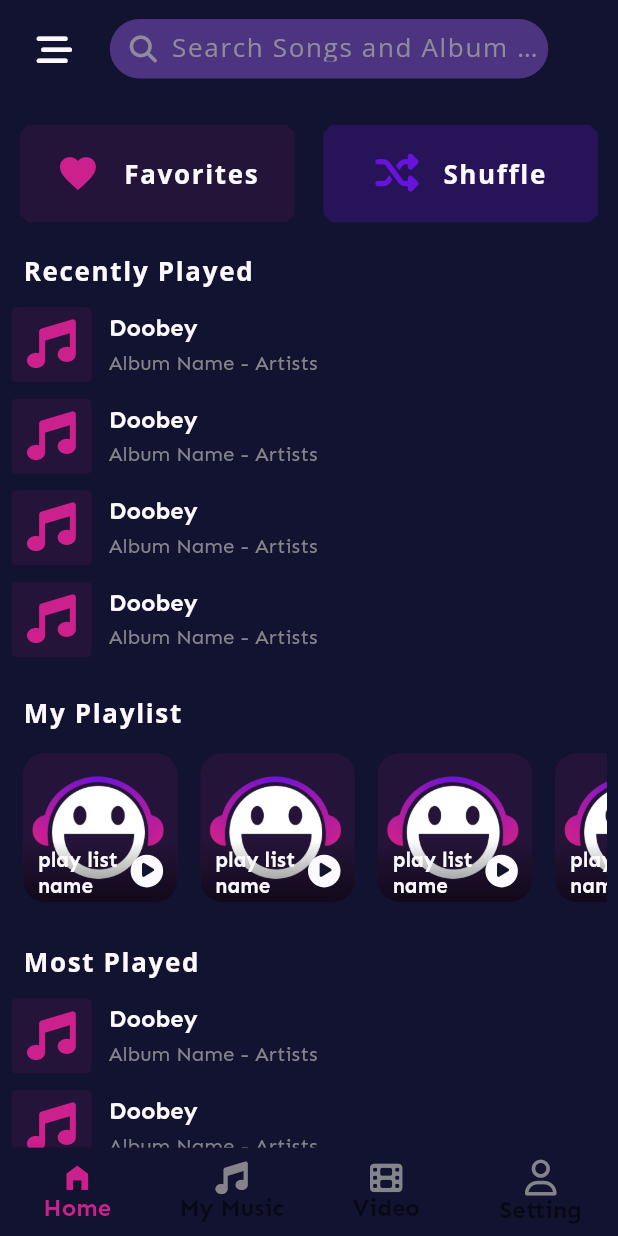
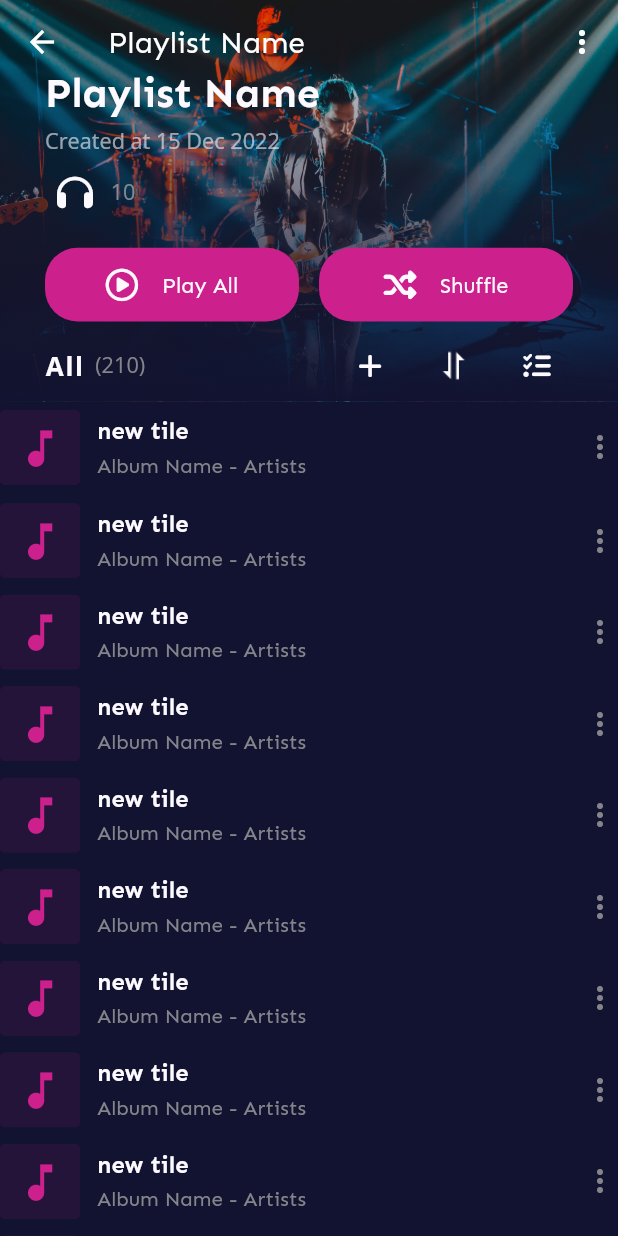
Before and after one commit to Sanaullh-Dev/bebop_music, a Flutter app: the screen it shows after launch, on a phone screen of 412 x 824 dp. Run offline on Flutter 3.47's test engine with Material 2 defaults, Android fonts, the phone set to English and light mode, and no system bars; our stand-ins replace flutter_screenutil, font_awesome_flutter.

Commit message:
playlist detail page design done

```diff
--- a/lib/main.dart
+++ b/lib/main.dart
@@ -1,8 +1,7 @@
-import 'package:bebop_music/pages/home/home_page.dart';
-import 'package:bebop_music/pages/main_screen.dart';
-import 'package:bebop_music/pages/my_music/my_music.dart';
+import 'package:bebop_music/pages/playlist_details/playlist_details.dart';
 import 'package:flutter/material.dart';
 import 'package:flutter_screenutil/flutter_screenutil.dart';
+import 'package:bebop_music/pages/main_screen.dart';
 
 void main() {
   runApp(const MyApp());
@@ -22,8 +21,8 @@ class MyApp extends StatelessWidget {
         title: 'Flutter Demo',
         debugShowCheckedModeBanner: false,
         theme: ThemeData(fontFamily: 'Sen'),
-        home: const SafeArea(child: MainScreen()),
-        // home: const SafeArea(child: HomePage()),
+        // home: const SafeArea(child: MainScreen()),
+        home: const SafeArea(child: PlaylistDetails()),
       ),
     );
   }
--- a/lib/pages/main_screen.dart
+++ b/lib/pages/main_screen.dart
@@ -26,36 +26,31 @@ class _MainScreenState extends State<MainScreen> {
           currentIndex: pageIndex,
           type: BottomNavigationBarType.fixed,
           backgroundColor: backgroundColor,
-          fixedColor: primaryColor,
           selectedLabelStyle: menuTextSelected,
-          unselectedLabelStyle: menuTextSelected.copyWith(color: Colors.red),
+          selectedItemColor: primaryColor,
+          unselectedItemColor: textLightColor,
+          unselectedLabelStyle: menuText,
           onTap: (index) => setState(() {
                 pageIndex = index;
               }),
           items: [
-            BottomNavigationBarItem(
-                icon:
-                    Icon(Icons.home_filled, color: textLightColor, size: 60.sp),
-                activeIcon:
-                    Icon(Icons.home_filled, color: primaryColor, size: 60.sp),
-                label: "Home",
-                backgroundColor: Colors.red),
-            BottomNavigationBarItem(
-                icon: Icon(FontAwesomeIcons.music,
-                    color: textLightColor, size: 60.sp),
-                activeIcon: Icon(FontAwesomeIcons.music,
-                    color: primaryColor, size: 60.sp),
-                label: "My Music"),
-            BottomNavigationBarItem(
-                icon: Icon(FontAwesomeIcons.film,
-                    color: textLightColor, size: 60.sp),
-                activeIcon: Icon(FontAwesomeIcons.film,
-                    color: primaryColor, size: 60.sp),
-                label: "Video"),
-            BottomNavigationBarItem(
-                icon: Icon(FontAwesomeIcons.user, color: textLightColor),
-                label: "Setting"),
+            iconItem(label: "Home", icon: FontAwesomeIcons.house),
+            iconItem(label: "My Music", icon: FontAwesomeIcons.music),
+            iconItem(label: "Video", icon: FontAwesomeIcons.film),
+            iconItem(label: "Setting", icon: FontAwesomeIcons.user),
           ]),
     );
   }
+
+  iconItem({required String label, required IconData icon}) =>
+      BottomNavigationBarItem(
+          icon: Padding(
+            padding: EdgeInsets.symmetric(vertical: 15.sp),
+            child: Icon(icon, color: textLightColor, size: 60.sp),
+          ),
+          activeIcon: Padding(
+            padding: EdgeInsets.symmetric(vertical: 15.sp),
+            child: Icon(icon, color: primaryColor, size: 60.sp),
+          ),
+          label: label);
 }
--- a/lib/pages/my_music/tabs_screen/playlist_tab.dart
+++ b/lib/pages/my_music/tabs_screen/playlist_tab.dart
@@ -1,6 +1,5 @@
 import 'package:bebop_music/share_widgets/category_tile.dart';
 import 'package:bebop_music/share_widgets/list_title_bar.dart';
-import 'package:bebop_music/share_widgets/songTile.dart';
 import 'package:bebop_music/utils/app_themes.dart';
 import 'package:flutter/material.dart';
 import 'package:font_awesome_flutter/font_awesome_flutter.dart';
--- a/lib/pages/my_music/tabs_screen/songes_tab.dart
+++ b/lib/pages/my_music/tabs_screen/songes_tab.dart
@@ -53,7 +53,7 @@ class SongsTab extends StatelessWidget {
           style: heading3.copyWith(color: textLightColor),
         ),
         const Spacer(),
-        custom_IconBtn(onPress: () {}, icon: FontAwesomeIcons.shuffle),
+        customIconBtn(onPress: () {}, icon: FontAwesomeIcons.shuffle),
         horizontalSubSpace(),
         IconButton(
             onPressed: () {},
@@ -62,12 +62,12 @@ class SongsTab extends StatelessWidget {
                 height: 70.sp,
                 child: Image.asset("assets/icons/sort_icon.png"))),
         horizontalSubSpace(),
-        custom_IconBtn(onPress: () {}, icon: FontAwesomeIcons.listCheck),
+        customIconBtn(onPress: () {}, icon: FontAwesomeIcons.listCheck),
       ],
     );
   }
 
-  Widget custom_IconBtn(
+  Widget customIconBtn(
           {required VoidCallback onPress, required IconData icon}) =>
       IconButton(
           onPressed: onPress, icon: Icon(icon, color: textColor, size: 60.sp));
--- a/lib/pages/playlist_details/playlist_details.dart
+++ b/lib/pages/playlist_details/playlist_details.dart
@@ -0,0 +1,69 @@
+import 'dart:ui';
+
+import 'package:bebop_music/pages/playlist_details/widgets/playlist_title.dart';
+import 'package:bebop_music/share_widgets/list_title_bar.dart';
+import 'package:bebop_music/share_widgets/songTile.dart';
+import 'package:bebop_music/utils/app_colors.dart';
+import 'package:bebop_music/utils/app_themes.dart';
+import 'package:flutter/material.dart';
+import 'package:flutter_screenutil/flutter_screenutil.dart';
+import 'package:font_awesome_flutter/font_awesome_flutter.dart';
+
+class PlaylistDetails extends StatefulWidget {
+  const PlaylistDetails({super.key});
+
+  @override
+  State<PlaylistDetails> createState() => _PlaylistDetailsState();
+}
+
+class _PlaylistDetailsState extends State<PlaylistDetails> {
+  static const double _appBarBottomBtnPosition = 24.0;
+
+  @override
+  Widget build(BuildContext context) {
+    final size = MediaQuery.of(context).size;
+    return Scaffold(
+      extendBodyBehindAppBar: true,
+      backgroundColor: backgroundColor,
+      appBar: AppBar(
+        backgroundColor: Colors.transparent,
+        elevation: 0,
+        leading: IconButton(onPressed: () {}, icon: Icon(Icons.arrow_back)),
+        title: Text("Playlist Name"),
+        actions: [IconButton(onPressed: () {}, icon: Icon(Icons.more_vert))],
+      ),
+      body: SingleChildScrollView(
+        child: Column(
+          mainAxisSize: MainAxisSize.min,
+          crossAxisAlignment: CrossAxisAlignment.start,
+          children: [
+            TitlePlaylist(size: size),
+            SongTile(
+                icon: Icons.music_note,
+                title: "new tile",
+                subTitle: "Album Name - Artists",
+                trailingWidget: Icon(Icons.more_vert, color: textLightColor)),
+            ListView.builder(
+               padding: EdgeInsets.only(top: 1),
+              shrinkWrap: true,
+              primary: false,
+              itemCount: 30,
+              itemBuilder: (BuildContext context, int index) {
+                return SongTile(
+                icon: Icons.music_note,
+                title: "new tile",
+                subTitle: "Album Name - Artists",
+                trailingWidget: Icon(Icons.more_vert, color: textLightColor));
+              },
+            ),
+            SongTile(
+                icon: Icons.music_note,
+                title: "new tile",
+                subTitle: "Album Name - Artists",
+                trailingWidget: Icon(Icons.more_vert, color: textLightColor)),
+          ],
+        ),
+      ),
+    );
+  }
+}
--- /dev/null
+++ b/lib/pages/playlist_details/widgets/playlist_title.dart
@@ -0,0 +1,119 @@
+import 'package:bebop_music/utils/app_colors.dart';
+import 'package:bebop_music/utils/app_themes.dart';
+import 'package:flutter/material.dart';
+import 'package:font_awesome_flutter/font_awesome_flutter.dart';
+import 'package:flutter_screenutil/flutter_screenutil.dart';
+
+class TitlePlaylist extends StatelessWidget {
+  final Size size;
+  const TitlePlaylist({super.key, required this.size});
+
+  @override
+  Widget build(BuildContext context) {
+    return SizedBox(
+      height: size.width * 0.65,
+      width: double.infinity,
+      child: Stack(
+        children: [
+          Align(
+            alignment: Alignment.center,
+            child: Container(
+              foregroundDecoration: BoxDecoration(
+                gradient: LinearGradient(
+                    begin: Alignment.topCenter,
+                    end: Alignment.bottomCenter,
+                    colors: [
+                      Colors.black12,
+                      backgroundColor.withAlpha(100),
+                      backgroundColor.withAlpha(190),
+                      backgroundColor,
+                    ]),
+                // color: Colors.black45
+              ),
+              width: double.infinity,
+              child: Image.asset("assets/images/album_default.jpg",
+                  fit: BoxFit.cover),
+            ),
+          ),
+          Align(
+            alignment: Alignment.bottomLeft,
+            child: Padding(
+              padding: EdgeInsets.symmetric(horizontal: 30),
+              child: Column(
+                crossAxisAlignment: CrossAxisAlignment.start,
+                mainAxisSize: MainAxisSize.min,
+                children: [
+                  Text("Playlist Name", style: heading1Bold),
+                  verticalSubSpace(),
+                  Text("Created at 15 Dec 2022",
+                      style:
+                          heading3.copyWith(color: textColor.withAlpha(150))),
+                  TextButton.icon(
+                      onPressed: () {},
+                      icon: Icon(FontAwesomeIcons.headphones, color: textColor),
+                      label: Text(" 10",
+                          style: heading3.copyWith(color: textLightColor))),
+                  verticalMainSpace(),
+                  Row(
+                    children: [
+                      playButton(" Play All", FontAwesomeIcons.circlePlay),
+                      horizontalMainSpace(),
+                      playButton(" Shuffle", FontAwesomeIcons.shuffle)
+                    ],
+                  ),
+                  verticalSubSpace(),
+                  titleBar()
+                ],
+              ),
+            ),
+          )
+        ],
+      ),
+    );
+  }
+
+  playButton(String name, IconData icon) => Expanded(
+        flex: 1,
+        child: TextButton.icon(
+            style: TextButton.styleFrom(
+              backgroundColor: primaryColor,
+              padding: EdgeInsets.symmetric(vertical: 38.sp),
+              shape: RoundedRectangleBorder(
+                  borderRadius: BorderRadius.circular(60.r)),
+            ),
+            icon: Padding(
+              padding: EdgeInsets.only(right: 10.sp),
+              child: Icon(icon, color: textColor, size: 60.sp),
+            ),
+            onPressed: () {},
+            label: Text(name,
+                style: TextStyle(fontSize: 40.sp, color: textColor))),
+      );
+
+  Widget titleBar() {
+    // var btnSize = 80.sp;
+    return Row(
+      children: [
+        Text("All", style: heading2Bold),
+        horizontalSubSpace(),
+        Text("(210)", style: heading3.copyWith(color: textLightColor)),
+        const Spacer(),
+        customIconBtn(onPress: () {}, icon: FontAwesomeIcons.plus),
+        horizontalSubSpace(),
+        IconButton(
+            onPressed: () {},
+            icon: SizedBox(
+                width: 60.sp,
+                height: 60.sp,
+                child: Image.asset("assets/icons/sort_icon.png"))),
+        horizontalSubSpace(),
+        customIconBtn(onPress: () {}, icon: FontAwesomeIcons.listCheck),
+      ],
+    );
+  }
+
+  Widget customIconBtn(
+          {required VoidCallback onPress, required IconData icon}) =>
+      IconButton(
+          onPressed: onPress, icon: Icon(icon, color: textColor, size: 50.sp));
+}
--- a/lib/utils/app_themes.dart
+++ b/lib/utils/app_themes.dart
@@ -5,7 +5,7 @@ import 'package:flutter_screenutil/flutter_screenutil.dart';
 TextStyle heading1 = TextStyle(
     color: textColor,
     fontWeight: FontWeight.w500,
-    fontSize: 55.sp,
+    fontSize: 75.sp,
     fontFamily: "Sen");
 
 TextStyle heading1Bold = heading1.copyWith(fontWeight: FontWeight.w700);
```
Also changed, not shown: assets/images/album_default.jpg (added).
